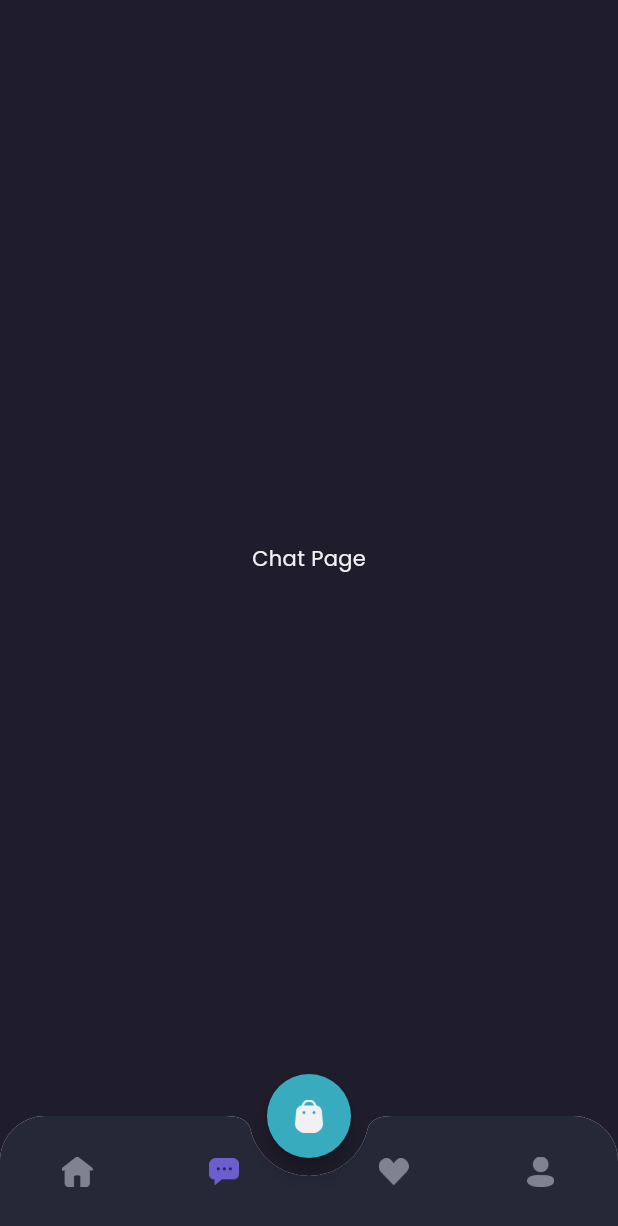
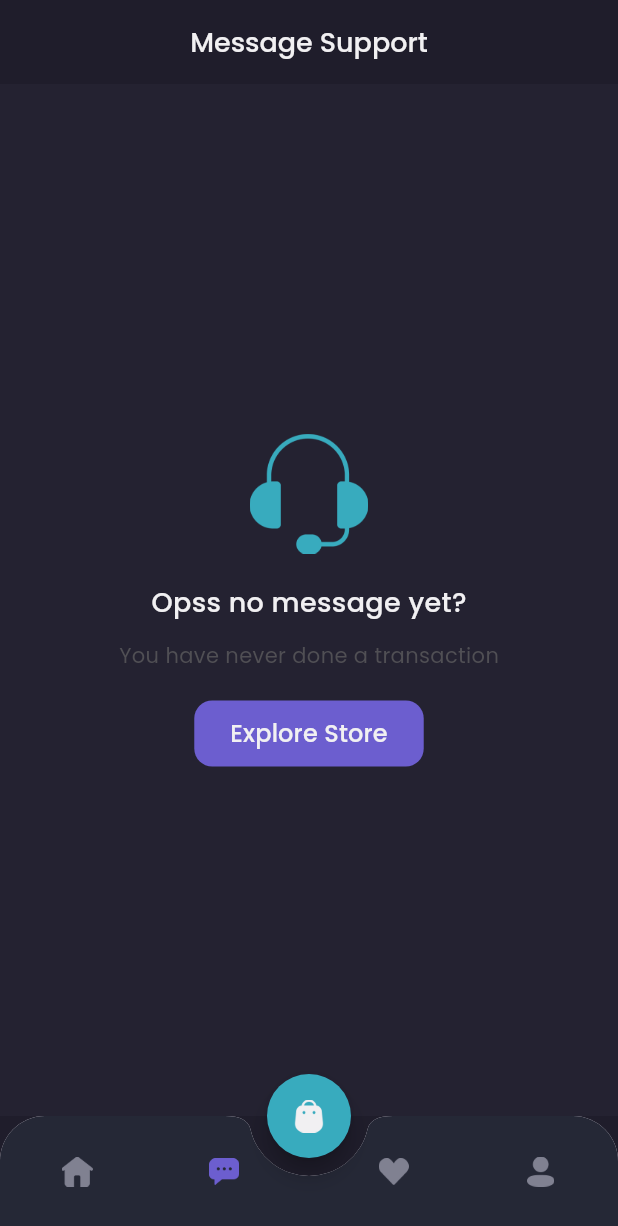
Before and after one commit to renalekiriyanto/shamo, a Flutter app: the MainPage screen opened by its route, item 2 of the bottom bar chosen, on a phone screen of 412 x 824 dp. Shown: the top 1226 px of the screen. Run offline on Flutter 3.47's test engine with Material 3 defaults, Android fonts, the phone set to English and light mode, and no system bars; our stand-ins replace google_fonts.

Commit message:
Chage Page Empty

```diff
--- a/shamo_mobile/lib/pages/home/chat_page.dart
+++ b/shamo_mobile/lib/pages/home/chat_page.dart
@@ -6,8 +6,74 @@ class ChatPage extends StatelessWidget {
 
   @override
   Widget build(BuildContext context) {
-    return Center(
-      child: Text('Chat Page', style: primaryTextStyle,),
+    Widget header() {
+      return AppBar(
+        backgroundColor: bgColor1,
+        centerTitle: true,
+        title: Text(
+          'Message Support',
+          style: primaryTextStyle.copyWith(fontSize: 18, fontWeight: medium),
+        ),
+        elevation: 0,
+        automaticallyImplyLeading: false,
+      );
+    }
+
+    Widget content() {
+      return Expanded(
+          child: Container(
+        width: double.infinity,
+        color: bgColor3,
+        child: Column(
+          mainAxisAlignment: MainAxisAlignment.center,
+          children: [
+            Image.asset(
+              'assets/image_headset.png',
+              width: 80,
+              height: 80,
+            ),
+            SizedBox(
+              height: 20,
+            ),
+            Text(
+              'Opss no message yet?',
+              style:
+                  primaryTextStyle.copyWith(fontSize: 18, fontWeight: medium),
+            ),
+            SizedBox(
+              height: 12,
+            ),
+            Text('You have never done a transaction', style: subtitleTextStyle),
+            SizedBox(
+              height: 20,
+            ),
+            Container(
+              height: 44,
+              child: TextButton(
+                  onPressed: () {},
+                  style: TextButton.styleFrom(
+                    padding: EdgeInsets.symmetric(
+                      horizontal: 24,
+                      vertical: 10
+                    ),
+                    backgroundColor: primaryColor,
+                    shape: RoundedRectangleBorder(
+                      borderRadius: BorderRadius.circular(12)
+                    )
+                  ),
+                  child: Text(
+                    'Explore Store',
+                    style: primaryTextStyle.copyWith(
+                        fontSize: 16, fontWeight: medium),
+                  )),
+            )
+          ],
+        ),
+      ));
+    }
+
+    return Column(
+      children: [header(), content()],
     );
   }
 }
```
